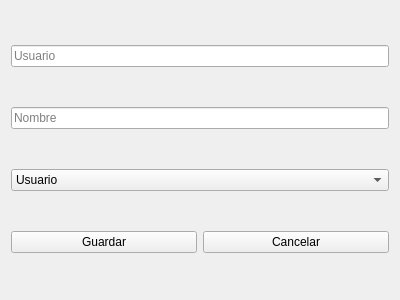
Before: the Qt Designer form SafeSpace/client/src/view/updateuserpage.ui in Svndda/CI-0123-PIRS-incomprendidos, drawn with Qt 5.
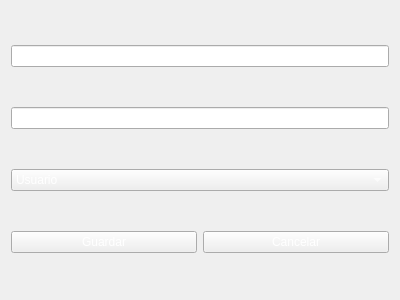
After: the same form once the commit is applied.

The edit to the form file:
```diff
--- a/SafeSpace/client/src/view/updateuserpage.ui
+++ b/SafeSpace/client/src/view/updateuserpage.ui
@@ -13,6 +13,10 @@
   <property name="windowTitle">
    <string>Actualizar Usuario</string>
   </property>
+  <property name="styleSheet">
+   <string notr="true">color:white;
+</string>
+  </property>
   <layout class="QVBoxLayout" name="verticalLayout">
    <item>
     <widget class="QLineEdit" name="usernameLineEdit">
```
